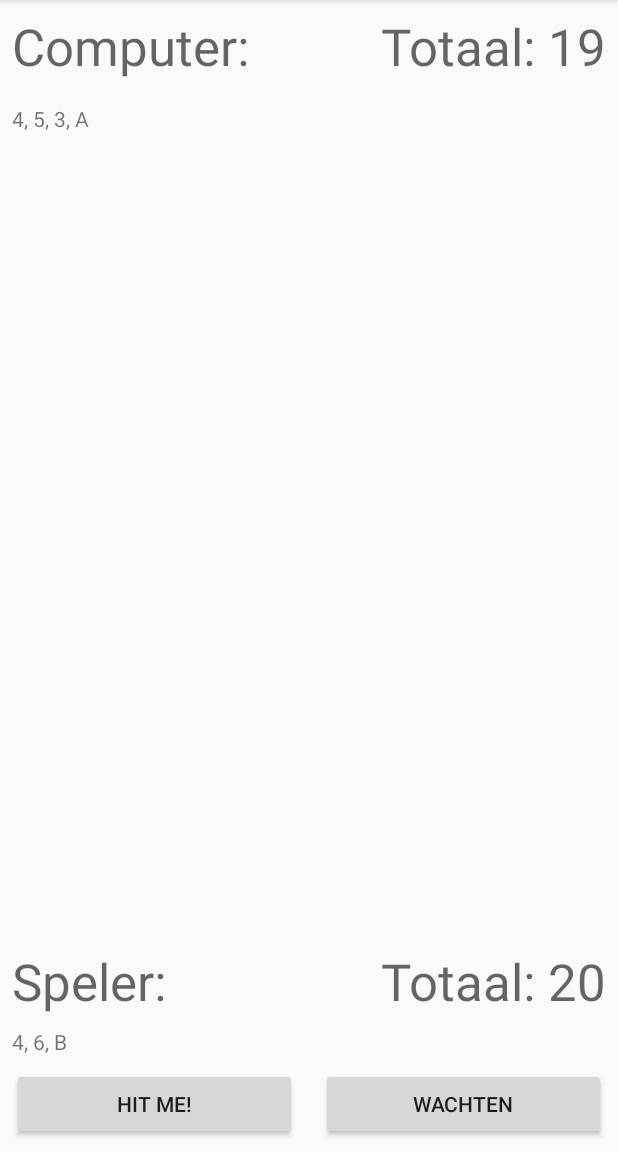
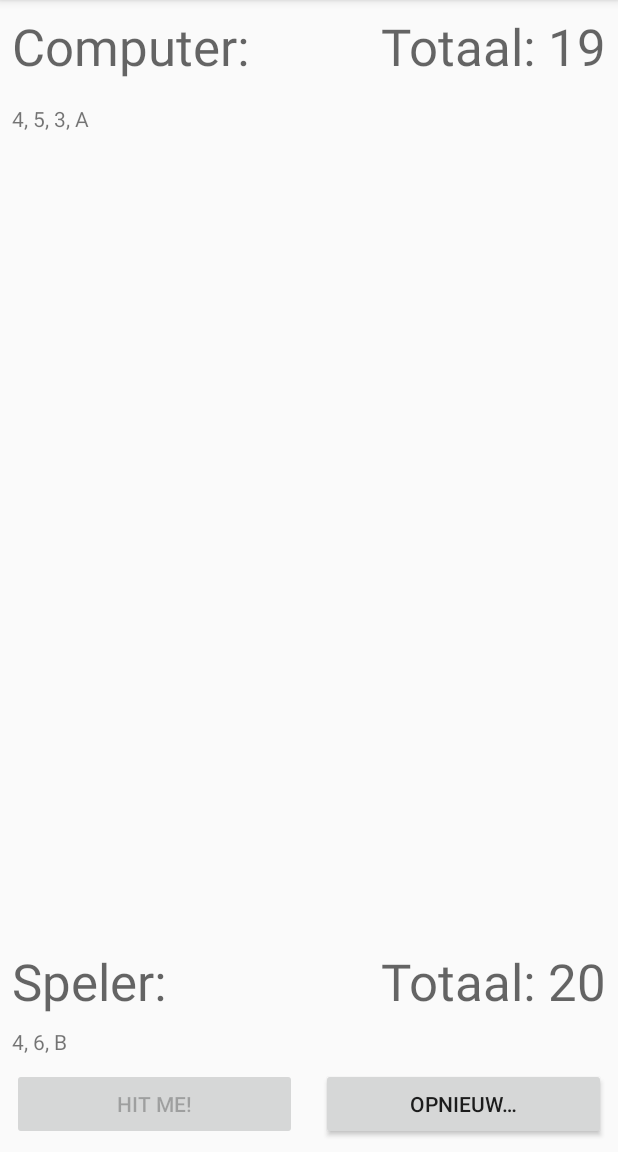
Before and after one commit to WimHambrouck-zz/TwentyOne, an Android app: the screen it shows after launch (MainActivity), after a tap on "WACHTEN", on a phone screen of 412 x 824 dp, the part 84-1236 px from its top. Run offline under Robolectric (Android 15) with nearby library versions, the phone set to English and light mode, and no system bars; 1 other tap on this screen came first.

Commit message:
code cleanup: aparte knoppen voor wachten en opnieuw

```diff
--- a/app/src/main/java/be/hambrouck/wim/twentyone/Deck.kt
+++ b/app/src/main/java/be/hambrouck/wim/twentyone/Deck.kt
@@ -1,6 +1,4 @@
 package be.hambrouck.wim.twentyone
-
-
 
 class Deck(geschud: Boolean = true) {
     private val kaarten = listOf(
@@ -62,11 +60,19 @@ class Deck(geschud: Boolean = true) {
 
     init {
         if(geschud)
+        {
             schudden()
+        } else {
+            sorteren()
+        }
     }
 
     fun schudden() {
         deck = kaarten.shuffled().toMutableList()
+    }
+
+    fun sorteren() {
+        deck = kaarten.toMutableList()
     }
 
     fun geefKaart(): Kaart {
--- a/app/src/main/java/be/hambrouck/wim/twentyone/MainActivity.kt
+++ b/app/src/main/java/be/hambrouck/wim/twentyone/MainActivity.kt
@@ -1,12 +1,10 @@
 package be.hambrouck.wim.twentyone
 
 import android.app.AlertDialog
-import android.content.DialogInterface
 import android.support.v7.app.AppCompatActivity
 import android.os.Bundle
 import android.os.Handler
-import android.util.Log
-import android.widget.Button
+import android.view.View
 import kotlinx.android.synthetic.main.activity_main.*
 
 class MainActivity : AppCompatActivity() {
@@ -18,31 +16,23 @@ class MainActivity : AppCompatActivity() {
         super.onCreate(savedInstanceState)
         setContentView(R.layout.activity_main)
 
-        updateFields()
-        btn_wachten.tag = 0
+        updateLayout()
 
-        btn_hit_me.setOnClickListener {
-            hitMe()
+        btn_hit_me.setOnClickListener { hitMe() }
+
+        btn_wachten.setOnClickListener {
+            spelerBeurt = false
+            pcBeurt()
         }
 
-        btn_wachten.setOnClickListener { view ->
-            when (view.tag) {
-                0 -> {
-                    spelerBeurt = false
-                    pcBeurt()
-                }
-                1 -> reset()
-            }
-        }
+        btn_opnieuw.setOnClickListener { reset() }
     }
+
 
     private fun reset() {
         spel.reset()
         spelerBeurt = true
-        btn_hit_me.isEnabled = true
-        btn_wachten.text = getString(R.string.wachten)
-        btn_wachten.tag = 0
-        updateFields()
+        updateLayout()
     }
 
     private fun pcBeurt() {
@@ -50,36 +40,34 @@ class MainActivity : AppCompatActivity() {
         if (spel.totaalSpeler < 21) {
             if (spel.totaalPc < spel.totaalSpeler) {
                 spel.geefKaartAanPc()
-                updateFields()
+                updateLayout()
                 Handler().postDelayed(runMe, 1000)
             } else {
-                updateFields()
+                updateLayout()
                 when {
-                    spel.totaalPc == 21 -> toonDialog("Computer wint")
-                    spel.totaalPc > 21 -> toonDialog("Speler wint")
-                    spel.totaalPc > spel.totaalSpeler -> toonDialog("Computer wint")
-                    spel.totaalSpeler > spel.totaalPc -> toonDialog("Speler wint")
-                    spel.totaalSpeler == spel.totaalPc -> toonDialog("Gelijkstand")
+                    spel.totaalPc == 21 -> eindeSpelDialog(getString(R.string.computer_wint))
+                    spel.totaalPc > 21 -> eindeSpelDialog(getString(R.string.speler_wint))
+                    spel.totaalPc > spel.totaalSpeler -> eindeSpelDialog(getString(R.string.computer_wint))
+                    spel.totaalSpeler > spel.totaalPc -> eindeSpelDialog(getString(R.string.speler_wint))
+                    spel.totaalSpeler == spel.totaalPc -> eindeSpelDialog(getString(R.string.gelijkstand))
                 }
-                eindeSpel()
             }
         } else {
             if (spel.totaalPc < 18) {
                 spel.geefKaartAanPc()
-                updateFields()
+                updateLayout()
                 Handler().postDelayed(runMe, 1000)
             }
         }
     }
 
-    private fun toonDialog(bericht: String)
-    {
+    private fun eindeSpelDialog(bericht: String) {
         val builder: AlertDialog.Builder? = this.let {
             AlertDialog.Builder(it)
         }
         builder?.setMessage(bericht)
-            ?.setTitle("Einde spel")
-            ?.setPositiveButton(android.R.string.ok) { dialog, _ -> dialog.dismiss()}
+            ?.setTitle(getString(R.string.einde_spel))
+            ?.setPositiveButton(android.R.string.ok) { dialog, _ -> dialog.dismiss() }
 
         val dialog: AlertDialog? = builder?.create()
         dialog?.show()
@@ -87,36 +75,41 @@ class MainActivity : AppCompatActivity() {
 
     private fun hitMe() {
         spel.geefKaartAanSpeler()
-        updateTotalen()
         when {
             spel.totaalSpeler == 21 -> {
-                toonDialog("Speler wint")
-                eindeSpel()
+                spelerBeurt = false
+                eindeSpelDialog(getString(R.string.speler_wint))
             }
             spel.totaalSpeler > 21 -> {
-                toonDialog("Speler verliest")
-                eindeSpel()
+                spelerBeurt = false
+                eindeSpelDialog(getString(R.string.speler_verliest))
             }
-            else -> updateKaartenrij()
         }
+        updateLayout()
     }
 
-    private fun eindeSpel() {
-        btn_hit_me.isEnabled = false
-        btn_wachten.text = getString(R.string.opnieuw)
-        btn_wachten.tag = 1
+    private fun updateLayout() {
+        updateTotalen()
+        updateKaartenrij()
+        updateButtons()
     }
 
-    private fun updateFields() {
-        updateTotalen()
-        updateKaartenrij()
+    private fun updateButtons() {
+        if (spelerBeurt) {
+            if (!btn_hit_me.isEnabled) btn_hit_me.isEnabled = true
+            if (btn_opnieuw.visibility != View.GONE) btn_opnieuw.visibility = View.GONE
+            if (btn_wachten.visibility != View.VISIBLE) btn_wachten.visibility = View.VISIBLE
+        } else {
+            if (btn_hit_me.isEnabled) btn_hit_me.isEnabled = false
+            if (btn_opnieuw.visibility != View.VISIBLE) btn_opnieuw.visibility = View.VISIBLE
+            if (btn_wachten.visibility != View.GONE) btn_wachten.visibility = View.GONE
+        }
     }
 
     private fun updateKaartenrij() {
         for (i in spel.kaartenPc.indices) {
             if (i == 0) {
-                if(spelerBeurt)
-                {
+                if (spelerBeurt) {
                     txt_kaarten_pc.text = "(X)"
                 } else {
                     txt_kaarten_pc.text = spel.kaartenSpeler[i].naam
--- a/app/src/main/java/be/hambrouck/wim/twentyone/Spel.kt
+++ b/app/src/main/java/be/hambrouck/wim/twentyone/Spel.kt
@@ -4,8 +4,8 @@ class Spel {
     val geld = 500
 
     private val deck = Deck()
-    lateinit var kaartenPc: MutableList<Kaart>
-    lateinit var kaartenSpeler: MutableList<Kaart>
+    var kaartenPc: MutableList<Kaart> = mutableListOf()
+    var kaartenSpeler: MutableList<Kaart> = mutableListOf()
 
     var totaalPc = 0
         private set
@@ -18,13 +18,15 @@ class Spel {
     }
 
     fun reset() {
+        // lijsten ontvanen kaarten leegmaken en scores op 0 zetten
         kaartenPc = mutableListOf()
         kaartenSpeler = mutableListOf()
-        deck.schudden()
-
         totaalPc = 0
         totaalSpeler = 0
 
+        deck.schudden()
+
+        // speler en PC elke twee kaarten geven om te beginnen
         geefKaartAanSpeler()
         geefKaartAanSpeler()
 
--- a/app/src/main/res/layout/activity_main.xml
+++ b/app/src/main/res/layout/activity_main.xml
@@ -102,6 +102,19 @@
         app:layout_constraintEnd_toEndOf="parent"
         app:layout_constraintStart_toStartOf="@+id/guideline2" />
 
+    <Button
+        android:id="@+id/btn_opnieuw"
+        android:layout_width="0dp"
+        android:layout_height="wrap_content"
+        android:layout_marginStart="8dp"
+        android:layout_marginEnd="8dp"
+        android:layout_marginBottom="8dp"
+        android:text="@string/opnieuw"
+        android:visibility="gone"
+        app:layout_constraintBottom_toBottomOf="parent"
+        app:layout_constraintEnd_toEndOf="parent"
+        app:layout_constraintStart_toStartOf="@+id/guideline2" />
+
     <android.support.constraint.Guideline
         android:id="@+id/guideline2"
         android:layout_width="wrap_content"
--- a/app/src/main/res/values/strings.xml
+++ b/app/src/main/res/values/strings.xml
@@ -9,4 +9,9 @@
     <string name="gewonnen">Gewonnen!</string>
     <string name="verloren">KAPUT</string>
     <string name="opnieuw">Opnieuw…</string>
+    <string name="einde_spel">Einde spel</string>
+    <string name="computer_wint">Computer wint</string>
+    <string name="speler_wint">Speler wint</string>
+    <string name="gelijkstand">Gelijkstand</string>
+    <string name="speler_verliest">Speler verliest</string>
 </resources>
--- a/build.gradle
+++ b/build.gradle
@@ -1,14 +1,14 @@
 // Top-level build file where you can add configuration options common to all sub-projects/modules.
 
 buildscript {
-    ext.kotlin_version = '1.3.21'
+    ext.kotlin_version = '1.3.31'
     repositories {
         google()
         jcenter()
 
     }
     dependencies {
-        classpath 'com.android.tools.build:gradle:3.3.2'
+        classpath 'com.android.tools.build:gradle:3.4.0'
         classpath "org.jetbrains.kotlin:kotlin-gradle-plugin:$kotlin_version"
         // NOTE: Do not place your application dependencies here; they belong
         // in the individual module build.gradle files
```
Also changed, not shown: gradle/wrapper/gradle-wrapper.properties.
